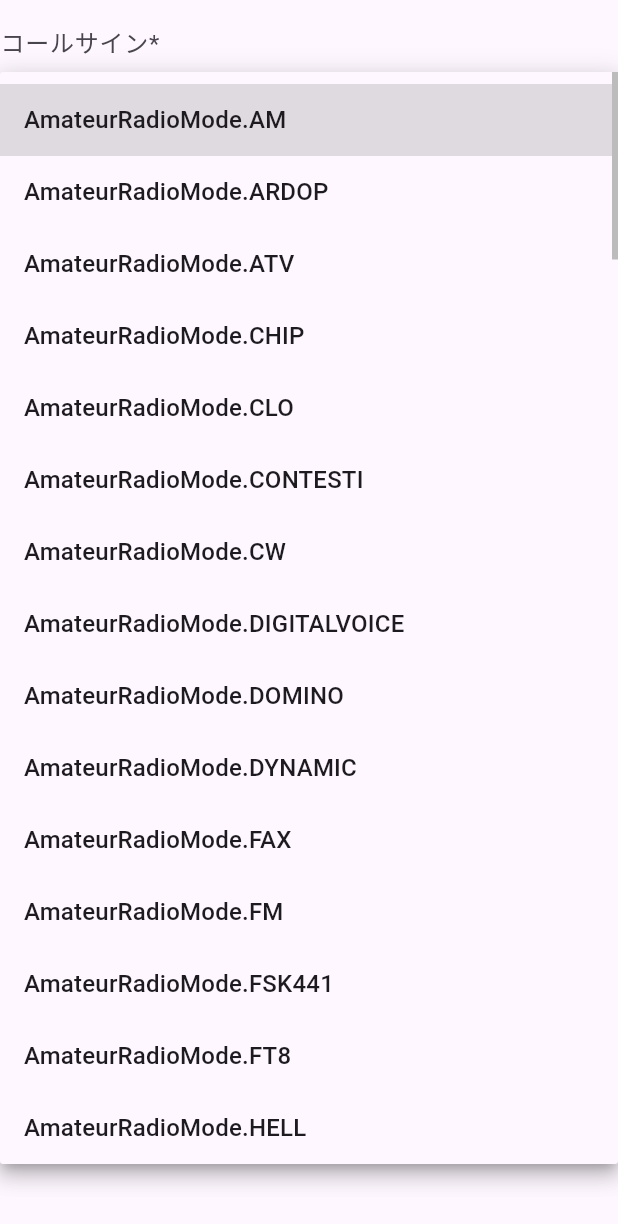
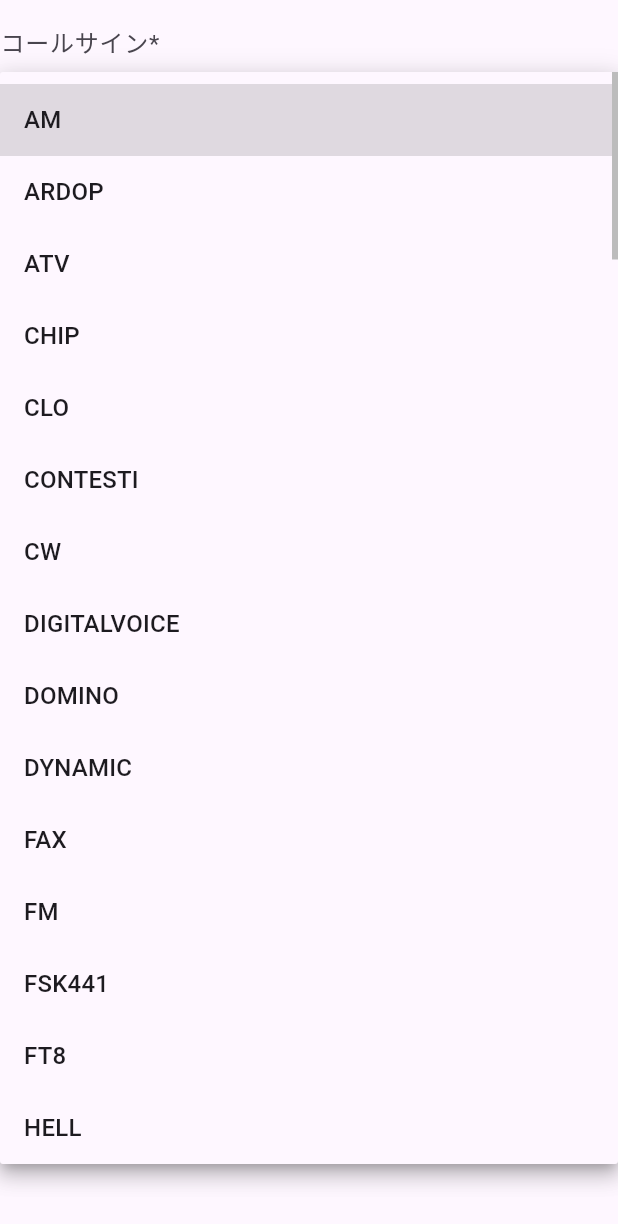
Before and after one commit to covelline/radio_qth_map, a Flutter app: the _MyOperationInfoInputForm widget shown alone on an empty page, opened directly, after a tap on "モード", on a phone screen of 412 x 824 dp. Shown: the top 1224 px of the screen. Run offline on Flutter 3.47's test engine with Material 2 defaults, Android fonts, the phone set to English and light mode, and no system bars; our stand-ins replace cloud_firestore, firebase_core, freezed_annotation, google_maps_flutter, latlong2, responsive_framework; accounts and stored records are empty; generated files the repository leaves out were written again; statements that could not run were skipped.

Commit message:
運用モードの名前を定義した

```diff
--- a/app/radio_qth_map/lib/data/amateur_radio_mode.dart
+++ b/app/radio_qth_map/lib/data/amateur_radio_mode.dart
@@ -2,92 +2,97 @@
 
 /// アマチュア無線の運用モード
 enum AmateurRadioMode {
-  AM,
-  ARDOP,
-  ATV,
-  CHIP,
-  CLO,
-  CONTESTI,
-  CW,
-  DIGITALVOICE,
-  DOMINO,
-  DYNAMIC,
-  FAX,
-  FM,
-  FSK441,
-  FT8,
-  HELL,
-  ISCAT,
-  JT4,
-  JT6M,
-  JT9,
-  JT44,
-  JT65,
-  MFSK,
-  MSK144,
-  MT63,
-  OLIVIA,
-  OPERA,
-  PAC,
-  PAX,
-  PKT,
-  PSK,
-  PSK2K,
-  Q15,
-  QRA64,
-  ROS,
-  RTTY,
-  RTTYM,
-  SSB,
-  SSTV,
-  T10,
-  THOR,
-  THRB,
-  TOR,
-  V4,
-  VOI,
-  WINMOR,
-  WSPR,
-  AMTORFEC,
-  ASCI,
-  C4FM,
-  CHIP64,
-  CHIP128,
-  DOMINOF,
-  DSTAR,
-  FMHELL,
-  FSK31,
-  GTOR,
-  HELL80,
-  HFSK,
-  JT4A,
-  JT4B,
-  JT4C,
-  JT4D,
-  JT4E,
-  JT4F,
-  JT4G,
-  JT65A,
-  JT65B,
-  JT65C,
-  MFSK8,
-  MFSK16,
-  PAC2,
-  PAC3,
-  PAX2,
-  PCW,
-  PSK10,
-  PSK31,
-  PSK63,
-  PSK63F,
-  PSK125,
-  PSKAM10,
-  PSKAM31,
-  PSKAM50,
-  PSKFEC31,
-  PSKHELL,
-  QPSK31,
-  QPSK63,
-  QPSK125,
-  THRBX,
+  AM("AM"),
+  ARDOP("ARDOP"),
+  ATV("ATV"),
+  CHIP("CHIP"),
+  CLO("CLO"),
+  CONTESTI("CONTESTI"),
+  CW("CW"),
+  DIGITALVOICE("DIGITALVOICE"),
+  DOMINO("DOMINO"),
+  DYNAMIC("DYNAMIC"),
+  FAX("FAX"),
+  FM("FM"),
+  FSK441("FSK441"),
+  FT8("FT8"),
+  HELL("HELL"),
+  ISCAT("ISCAT"),
+  JT4("JT4"),
+  JT6M("JT6M"),
+  JT9("JT9"),
+  JT44("JT44"),
+  JT65("JT65"),
+  MFSK("MFSK"),
+  MSK144("MSK144"),
+  MT63("MT63"),
+  OLIVIA("OLIVIA"),
+  OPERA("OPERA"),
+  PAC("PAC"),
+  PAX("PAX"),
+  PKT("PKT"),
+  PSK("PSK"),
+  PSK2K("PSK2K"),
+  Q15("Q15"),
+  QRA64("QRA64"),
+  ROS("ROS"),
+  RTTY("RTTY"),
+  RTTYM("RTTYM"),
+  SSB("SSB"),
+  SSTV("SSTV"),
+  T10("T10"),
+  THOR("THOR"),
+  THRB("THRB"),
+  TOR("TOR"),
+  V4("V4"),
+  VOI("VOI"),
+  WINMOR("WINMOR"),
+  WSPR("WSPR"),
+  AMTORFEC("AMTORFEC"),
+  ASCI("ASCI"),
+  C4FM("C4FM"),
+  CHIP64("CHIP64"),
+  CHIP128("CHIP128"),
+  DOMINOF("DOMINOF"),
+  DSTAR("DSTAR"),
+  FMHELL("FMHELL"),
+  FSK31("FSK31"),
+  GTOR("GTOR"),
+  HELL80("HELL80"),
+  HFSK("HFSK"),
+  JT4A("JT4A"),
+  JT4B("JT4B"),
+  JT4C("JT4C"),
+  JT4D("JT4D"),
+  JT4E("JT4E"),
+  JT4F("JT4F"),
+  JT4G("JT4G"),
+  JT65A("JT65A"),
+  JT65B("JT65B"),
+  JT65C("JT65C"),
+  MFSK8("MFSK8"),
+  MFSK16("MFSK16"),
+  PAC2("PAC2"),
+  PAC3("PAC3"),
+  PAX2("PAX2"),
+  PCW("PCW"),
+  PSK10("PSK10"),
+  PSK31("PSK31"),
+  PSK63("PSK63"),
+  PSK63F("PSK63F"),
+  PSK125("PSK125"),
+  PSKAM10("PSKAM10"),
+  PSKAM31("PSKAM31"),
+  PSKAM50("PSKAM50"),
+  PSKFEC31("PSKFEC31"),
+  PSKHELL("PSKHELL"),
+  QPSK31("QPSK31"),
+  QPSK63("QPSK63"),
+  QPSK125("QPSK125"),
+  THRBX("THRBX"),
+  ;
+
+  const AmateurRadioMode(this.name);
+
+  final String name;
 }
--- a/app/radio_qth_map/lib/data/operation_info.dart
+++ b/app/radio_qth_map/lib/data/operation_info.dart
@@ -53,7 +53,7 @@ extension OperationInfoExtension on OperationInfo {
           band: final band,
           powerOutput: final powerOutput,
         ):
-        return 'Mode: ${mode?.toString() ?? 'Unknown'}, Band: ${band.description}, Power output: ${powerOutput ?? 'Unknown'}';
+        return 'Mode: ${mode?.name ?? 'Unknown'}, Band: ${band.description}, Power output: ${powerOutput ?? 'Unknown'}';
       case FreeLicenseRadioOperationInfo(
           id: _,
           mode: final mode,
--- a/app/radio_qth_map/lib/screen/add_operation_screen.dart
+++ b/app/radio_qth_map/lib/screen/add_operation_screen.dart
@@ -299,7 +299,7 @@ class _MyOperationInfoInputFormState extends State<_MyOperationInfoInputForm> {
                     for (final mode in AmateurRadioMode.values)
                       DropdownMenuItem(
                         value: mode,
-                        child: Text(mode.toString()),
+                        child: Text(mode.name),
                       )
                   ],
                   hint: Text(
```
